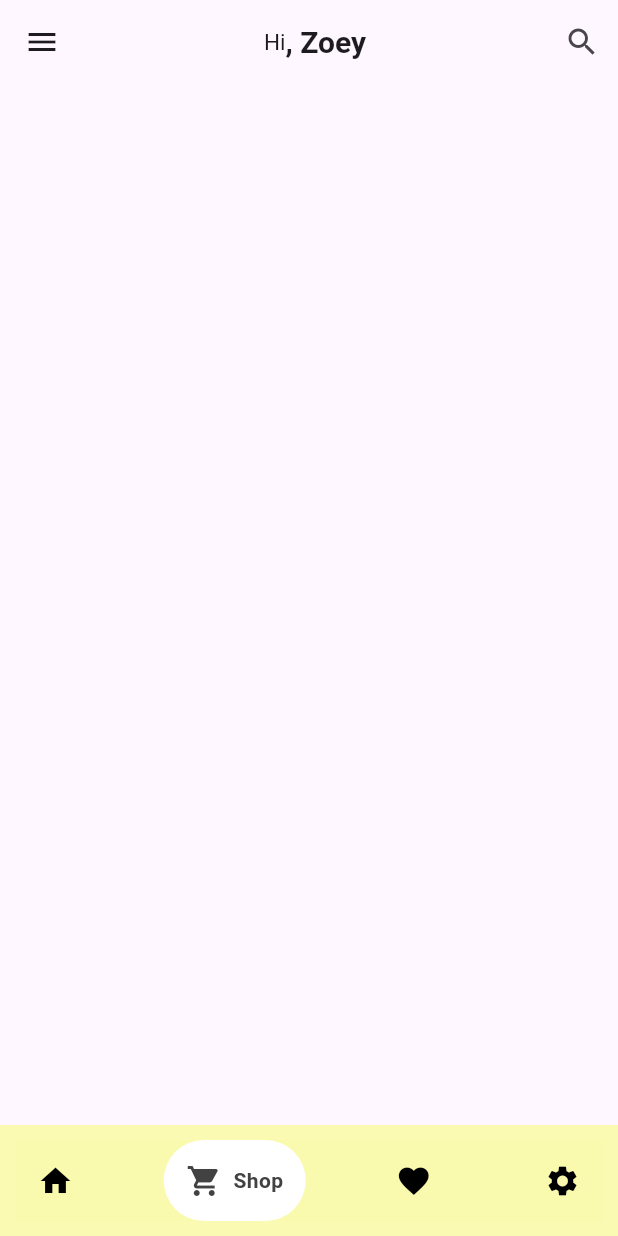
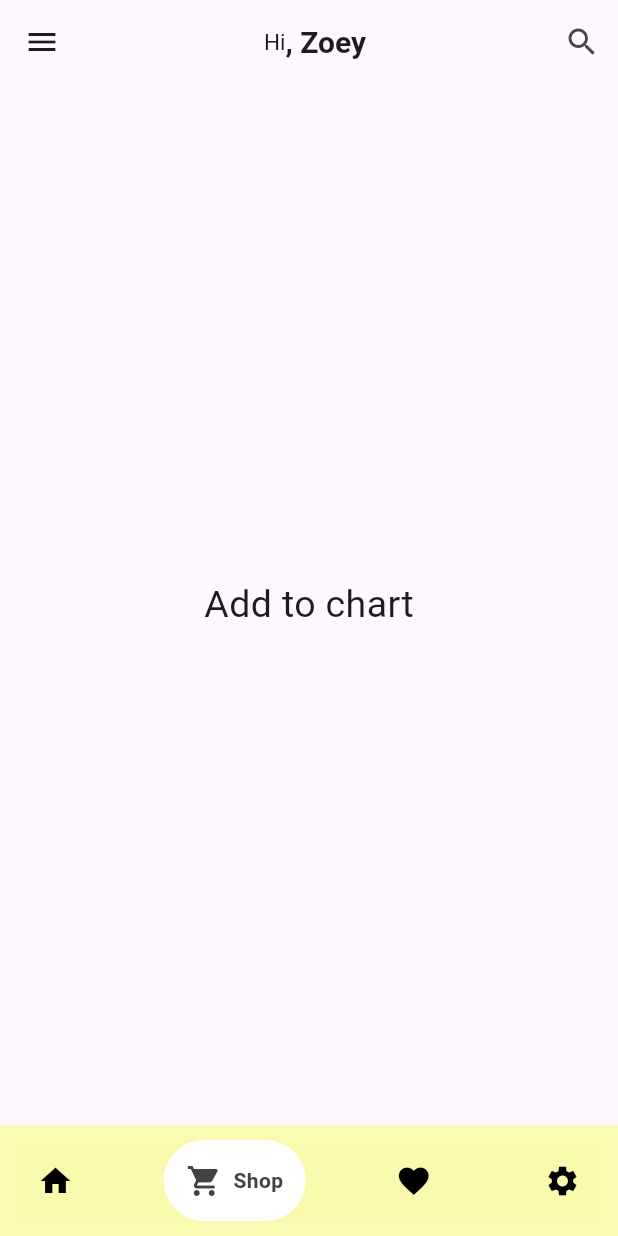
Before and after one commit to Desmond235/UI, a Flutter app: the screen it shows after launch, item 2 of the bottom bar chosen, on a phone screen of 412 x 824 dp. Run offline on Flutter 3.47's test engine with Material 2 defaults, Android fonts, the phone set to English and light mode, and no system bars; drawn by our look-alikes of google_nav_bar.

Commit message:
modified file

```diff
--- a/lib/homepage.dart
+++ b/lib/homepage.dart
@@ -1,5 +1,6 @@
 import 'package:flutter/material.dart';
-import 'package:google_nav_bar/google_nav_bar.dart';
+import 'package:ui_design/items.dart';
+import 'package:ui_design/google_nav.dart';
 
 class MyHomePage extends StatefulWidget {
   const MyHomePage({super.key});
@@ -9,14 +10,44 @@ class MyHomePage extends StatefulWidget {
 }
 
 class _MyHomePageState extends State<MyHomePage> {
-   Color color = const Color.fromARGB(238, 250, 250, 174);
   var currentIndex = 0;
 
-  void _selectedIndex(int index){
+  static const List<Widget> pages = [
+    Items(),
+    Center(
+      child: Text(
+        'Add to chart',
+        style: TextStyle(
+          fontSize: 25,
+          fontWeight: FontWeight.normal,
+        ),
+      ),
+    ),
+    Center(
+      child: Text(
+        'Favorite',
+        style: TextStyle(
+          fontSize: 25,
+          fontWeight: FontWeight.normal,
+        ),
+      ),
+    ),
+    Center(
+      child: Text(
+        'Settings',
+        style: TextStyle(
+          fontSize: 25,
+          fontWeight: FontWeight.normal,
+        ),
+      ),
+    ),
+  ];
+  void _selectedIndex(int index) {
     setState(() {
-      currentIndex = index;
+      currentIndex = index++;
     });
   }
+
   @override
   Widget build(BuildContext context) {
     return Scaffold(
@@ -29,7 +60,7 @@ class _MyHomePageState extends State<MyHomePage> {
               ),
             ),
           ],
-        title: const  Row(
+          title: const Row(
             mainAxisAlignment: MainAxisAlignment.center,
             children: [
               Text('Hi', style: TextStyle(fontSize: 15)),
@@ -42,42 +73,12 @@ class _MyHomePageState extends State<MyHomePage> {
               ),
             ],
           ),
-
         ),
         drawer: const Drawer(),
-      bottomNavigationBar:  Container(
-        color: color,
-        width: MediaQuery.of(context).size.width * 0.8 ,
-        child: Padding(
-          padding: const EdgeInsets.all(10.0),
-          child: GNav(
-
-              backgroundColor: color,
-              activeColor:Colors.grey.shade800,
-              tabBackgroundColor: Colors.white,
-              onTabChange: _selectedIndex,
-              padding: const EdgeInsets.symmetric(horizontal:15, vertical: 15),
-
-              tabs: const [
-                GButton(
-                  icon: Icons.home,
-                  text: "\t\tHome",
-                ),
-                GButton(
-                  icon: Icons.shopping_cart,
-                  text: "\t\tShop",
-                ),
-                GButton(
-                  icon: Icons.favorite,
-                  text: "\t\tLike",
-                ),
-                GButton(
-                  icon: Icons.settings,
-                  text: "\t\tSettings",
-                ),
-              ],),
-        ),
-      ),
-    );
+        body: pages.elementAt(currentIndex),
+        bottomNavigationBar: GoogleNavBar(
+          currentIndex: currentIndex,
+          selectedIndex: _selectedIndex,
+        ));
   }
 }
--- a/lib/items.dart
+++ b/lib/items.dart
@@ -1,10 +1,20 @@
- import 'package:flutter/material.dart ';
+import 'package:flutter/material.dart ';
 
-class Items extends StatelessWidget{
- const Items({super.key});
+class Items extends StatelessWidget {
+  const Items({super.key});
 
- @override
- Widget build(BuildContext context){
-  return const Column();
- }
+  @override
+  Widget build(BuildContext context) {
+    return const Column(
+      mainAxisAlignment: MainAxisAlignment.center,
+      children: [
+        Center(
+          child: Text(
+            'Home',
+            style: TextStyle(fontSize: 25),
+          ),
+        )
+      ],
+    );
+  }
 }
```
Lines whose indentation alone changed are shown as unchanged.
